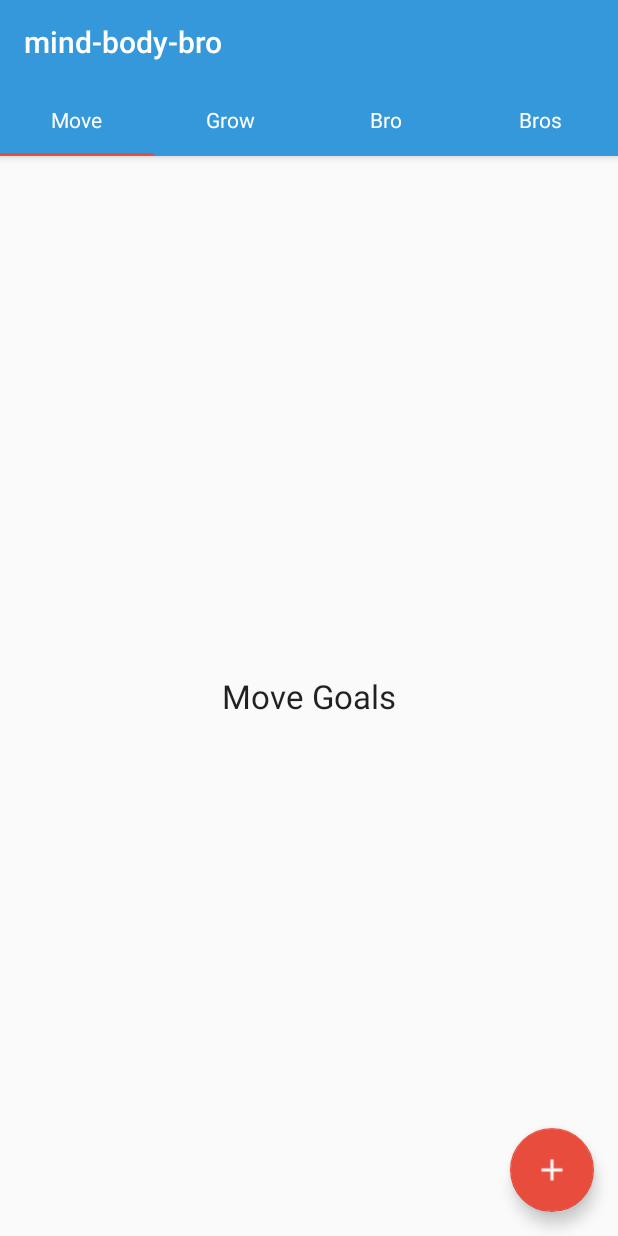
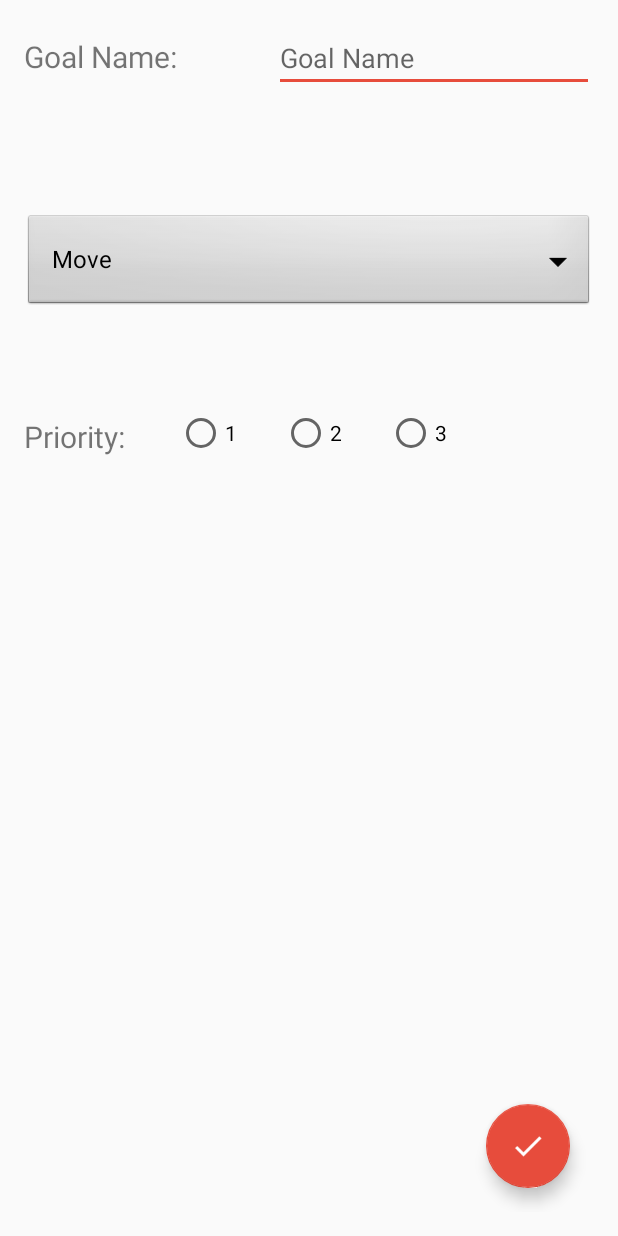
Before and after one commit to kelvinharron/mind-body-bro, an Android app: the AllGoalsActivity screen opened directly, with no data from a screen before it, after a tap on an icon or button, on a phone screen of 412 x 824 dp. Run offline under Robolectric (Android 15) with nearby library versions, the light colour scheme and no system bars.

Commit message:
connected activites together, just need implementation and we are good to go

```diff
--- a/app/src/main/AndroidManifest.xml
+++ b/app/src/main/AndroidManifest.xml
@@ -10,14 +10,13 @@
         android:theme="@style/MyMaterialTheme">
 
         <activity android:name=".MainActivity">
-
-        </activity>
-        <activity android:name=".AddAGoal">
             <intent-filter>
                 <action android:name="android.intent.action.MAIN" />
 
                 <category android:name="android.intent.category.LAUNCHER" />
             </intent-filter>
+        </activity>
+        <activity android:name=".AddAGoal">
         </activity>
 
         <activity
--- a/app/src/main/java/com/example/kelvinharron/mind_body_bro/AddAGoal.java
+++ b/app/src/main/java/com/example/kelvinharron/mind_body_bro/AddAGoal.java
@@ -1,7 +1,10 @@
 package com.example.kelvinharron.mind_body_bro;
 
+import android.content.Intent;
 import android.os.Bundle;
+import android.support.design.widget.FloatingActionButton;
 import android.support.v7.app.AppCompatActivity;
+import android.util.Log;
 import android.view.View;
 import android.widget.ArrayAdapter;
 import android.widget.Button;
@@ -11,32 +14,31 @@ import android.widget.RadioGroup;
 import android.widget.Spinner;
 import android.widget.Toast;
 
-public class AddAGoal extends AppCompatActivity
-{
-    Button submitGoalButton;
+public class AddAGoal extends AppCompatActivity {
+    FloatingActionButton submitGoalButton;
     public int priority;
     RadioGroup radioGroup;
     String typeOption;
     Spinner dropdown;
     String goalNameText;
     EditText addAGoalEditText;
-
-
-
+    String goalText;
 
     @Override
     public void onCreate(Bundle savedInstanceState) {
         super.onCreate(savedInstanceState);
         setContentView(R.layout.activity_add_agoal);
+        Intent fromWelcome = getIntent();
+        goalText = fromWelcome.getStringExtra("GoalText");
+
         radioGroup = (RadioGroup) findViewById(R.id.priorityRadioGroup);
         addAGoalEditText = (EditText) findViewById(R.id.addAGoalEditText);
-        submitGoalButton = (Button) findViewById(R.id.submitGoalButton);
-        //priority=-1;
+        addAGoalEditText.setText(goalText, EditText.BufferType.EDITABLE);
+        submitGoalButton = (FloatingActionButton) findViewById(R.id.floating_action_button);
 
 
 
-
-         dropdown = (Spinner) findViewById(R.id.typeSpinner);
+        dropdown = (Spinner) findViewById(R.id.typeSpinner);
         String[] items = new String[]{"Move", "Grow", "Bro", "Bros"};
         ArrayAdapter<String> adapter = new ArrayAdapter<String>(this, android.R.layout.simple_spinner_dropdown_item, items);
         dropdown.setAdapter(adapter);
@@ -45,16 +47,17 @@ public class AddAGoal extends AppCompatActivity
 
         submitGoalButton.setOnClickListener(new View.OnClickListener() {
             @Override
-            public void onClick(View view)
-            {
+            public void onClick(View view) {
                 goalNameText = addAGoalEditText.getText().toString();
                 typeOption = dropdown.getSelectedItem().toString();
-                Toast.makeText(AddAGoal.this, priority+" "+typeOption+" "+goalNameText, Toast.LENGTH_SHORT).show();
+                Toast.makeText(AddAGoal.this, priority + " " + typeOption + " " + goalNameText, Toast.LENGTH_SHORT).show();
+                Intent saveGoal = new Intent(AddAGoal.this, AllGoalsActivity.class);
+                startActivity(saveGoal);
             }
         });
     }
-    public void onRadioButtonClicked(View view)
-    {
+
+    public void onRadioButtonClicked(View view) {
         switch (view.getId()) {
             case R.id.priority1radioButton:
                 priority = 1;
@@ -67,7 +70,7 @@ public class AddAGoal extends AppCompatActivity
                 break;
 
         }
-       // Toast.makeText(AddAGoal.this, "lol" + priority, Toast.LENGTH_SHORT).show();
+        // Toast.makeText(AddAGoal.this, "lol" + priority, Toast.LENGTH_SHORT).show();
     }
 
 
--- a/app/src/main/java/com/example/kelvinharron/mind_body_bro/AllGoalsActivity.java
+++ b/app/src/main/java/com/example/kelvinharron/mind_body_bro/AllGoalsActivity.java
@@ -52,7 +52,8 @@ public class AllGoalsActivity extends AppCompatActivity {
         addAlarmFAB.setOnClickListener(new View.OnClickListener() {
             @Override
             public void onClick(View v) {
-                // intent for adding new goal
+                Intent addNewGoal = new Intent(AllGoalsActivity.this, AddAGoal.class);
+                startActivity(addNewGoal);
             }
         });
     }
--- a/app/src/main/java/com/example/kelvinharron/mind_body_bro/MainActivity.java
+++ b/app/src/main/java/com/example/kelvinharron/mind_body_bro/MainActivity.java
@@ -26,8 +26,9 @@ public class MainActivity extends AppCompatActivity {
 
                     Toast.makeText(MainActivity.this, goalEditText.getText(), Toast.LENGTH_SHORT).show();
                     // HERE WE GET THE TEXT VALUE, NEED TO USE INTENT TO PASS TO ADD NEW GOAL ACTIVITY
-                    Intent addNewGoalIntent = new Intent(MainActivity.this, AllGoalsActivity.class);
-                    addNewGoalIntent.putExtra("TextBox", goalEditText.getText().toString());
+                    Intent addNewGoalIntent = new Intent(MainActivity.this, AddAGoal.class);
+                    addNewGoalIntent.putExtra("GoalText", goalEditText.getText().toString());
+
                     startActivity(addNewGoalIntent);
                     return true;
                 }
--- a/app/src/main/res/layout/activity_add_agoal.xml
+++ b/app/src/main/res/layout/activity_add_agoal.xml
@@ -1,5 +1,6 @@
 <?xml version="1.0" encoding="utf-8"?>
-<RelativeLayout xmlns:android="http://schemas.android.com/apk/res/android"
+<android.support.design.widget.CoordinatorLayout xmlns:android="http://schemas.android.com/apk/res/android"
+    xmlns:app="http://schemas.android.com/apk/res-auto"
     xmlns:tools="http://schemas.android.com/tools"
     android:id="@+id/activity_add_agoal"
     android:layout_width="match_parent"
@@ -10,56 +11,52 @@
     android:paddingTop="@dimen/activity_vertical_margin"
     tools:context="com.example.kelvinharron.mind_body_bro.AddAGoal">
 
-    <Spinner
+    <RelativeLayout
         android:layout_width="match_parent"
         android:layout_height="wrap_content"
+        android:orientation="vertical">
+
+
+        <Spinner
+            android:id="@+id/typeSpinner"
+            android:layout_width="match_parent"
+            android:layout_height="wrap_content"
+            android:layout_alignParentStart="true"
             android:layout_below="@+id/addAGoalEditText"
-        android:layout_alignParentStart="true"
             android:layout_marginTop="80dp"
-        android:id="@+id/typeSpinner"
             android:background="@android:drawable/btn_dropdown"
-        android:spinnerMode="dropdown"
-        />
+            android:spinnerMode="dropdown" />
 
-    <Button
-        android:text="Submit"
+
+        <TextView
+            android:id="@+id/textView"
             android:layout_width="wrap_content"
             android:layout_height="wrap_content"
-        android:layout_marginBottom="19dp"
-        android:id="@+id/submitGoalButton"
-        android:layout_alignParentBottom="true"
-        android:layout_centerHorizontal="true" />
-
-    <TextView
-        android:layout_width="wrap_content"
-        android:layout_height="wrap_content"
-        android:text="Goal Name:"
-        android:textSize="20sp"
             android:layout_alignBaseline="@+id/addAGoalEditText"
             android:layout_alignBottom="@+id/addAGoalEditText"
             android:layout_alignParentStart="true"
-        android:id="@+id/textView" />
+            android:text="Goal Name:"
+            android:textSize="20sp" />
 
         <EditText
+            android:id="@+id/addAGoalEditText"
             android:layout_width="wrap_content"
             android:layout_height="wrap_content"
-        android:inputType="textPersonName"
+            android:layout_alignParentEnd="true"
+            android:layout_alignParentTop="true"
+            android:ems="10"
             android:hint="Goal Name"
-        android:ems="10"
-        android:id="@+id/addAGoalEditText"
-        android:layout_alignParentTop="true"
-        android:layout_alignParentEnd="true" />
+            android:inputType="textPersonName" />
 
         <TextView
+            android:id="@+id/priorityTextView"
             android:layout_width="wrap_content"
             android:layout_height="wrap_content"
+            android:layout_alignParentStart="true"
+            android:layout_below="@+id/typeSpinner"
+            android:layout_marginTop="69dp"
             android:text="Priority:"
-        android:textSize="20sp"
-        android:layout_below="@+id/typeSpinner"
-        android:layout_alignParentStart="true"
-        android:layout_marginTop="69dp"
-        android:id="@+id/priorityTextView"/>
-
+            android:textSize="20sp" />
 
 
         <RadioGroup
@@ -67,42 +64,49 @@
             android:layout_width="wrap_content"
             android:layout_height="wrap_content"
 
-        android:orientation="horizontal"
             android:layout_alignBottom="@+id/priorityTextView"
-        android:layout_toEndOf="@+id/textView">
+            android:layout_toEndOf="@+id/textView"
+            android:orientation="horizontal">
 
             <RadioButton
                 android:id="@+id/priority1radioButton"
                 android:layout_width="wrap_content"
                 android:layout_height="wrap_content"
-            android:text="1"
+                android:layout_marginRight="30sp"
                 android:onClick="onRadioButtonClicked"
-            android:layout_marginRight="30sp"
-            />
-
-
+                android:text="1" />
 
 
             <RadioButton
                 android:id="@+id/priority2radioButton"
                 android:layout_width="wrap_content"
                 android:layout_height="wrap_content"
-            android:text="2"
+                android:layout_marginRight="30sp"
                 android:onClick="onRadioButtonClicked"
-            android:layout_marginRight="30sp"
-            />
+                android:text="2" />
 
             <RadioButton
                 android:id="@+id/priority3radioButton"
                 android:layout_width="wrap_content"
                 android:layout_height="wrap_content"
-            android:text="3"
                 android:onClick="onRadioButtonClicked"
-            />
-
+                android:text="3" />
 
 
         </RadioGroup>
 
+    </RelativeLayout>
 
-</RelativeLayout>
+
+
+    <android.support.design.widget.FloatingActionButton
+        android:id="@+id/floating_action_button"
+        android:layout_width="wrap_content"
+        android:layout_height="wrap_content"
+        android:layout_gravity="bottom|right"
+        android:layout_margin="16dp"
+        android:src="@drawable/ic_done_white_36dp"
+        app:layout_anchorGravity="bottom|right|end" />
+
+
+</android.support.design.widget.CoordinatorLayout>
```
Lines whose indentation alone changed are shown as unchanged.
